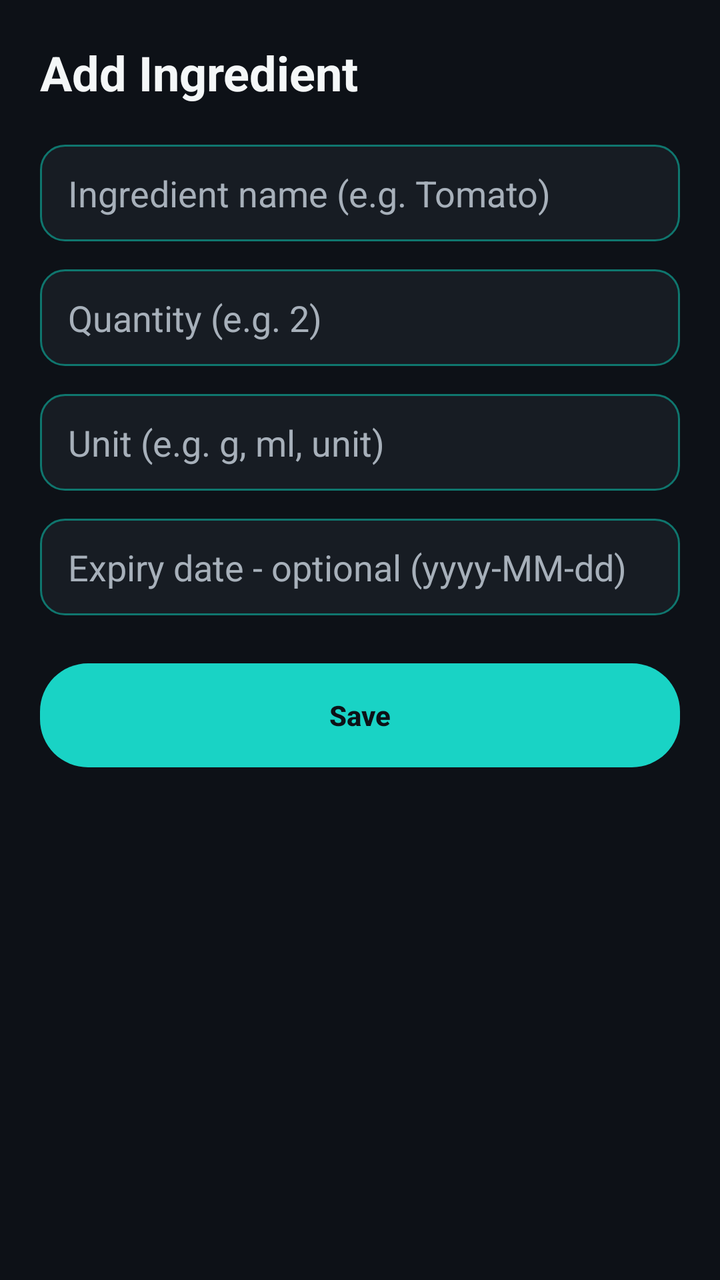
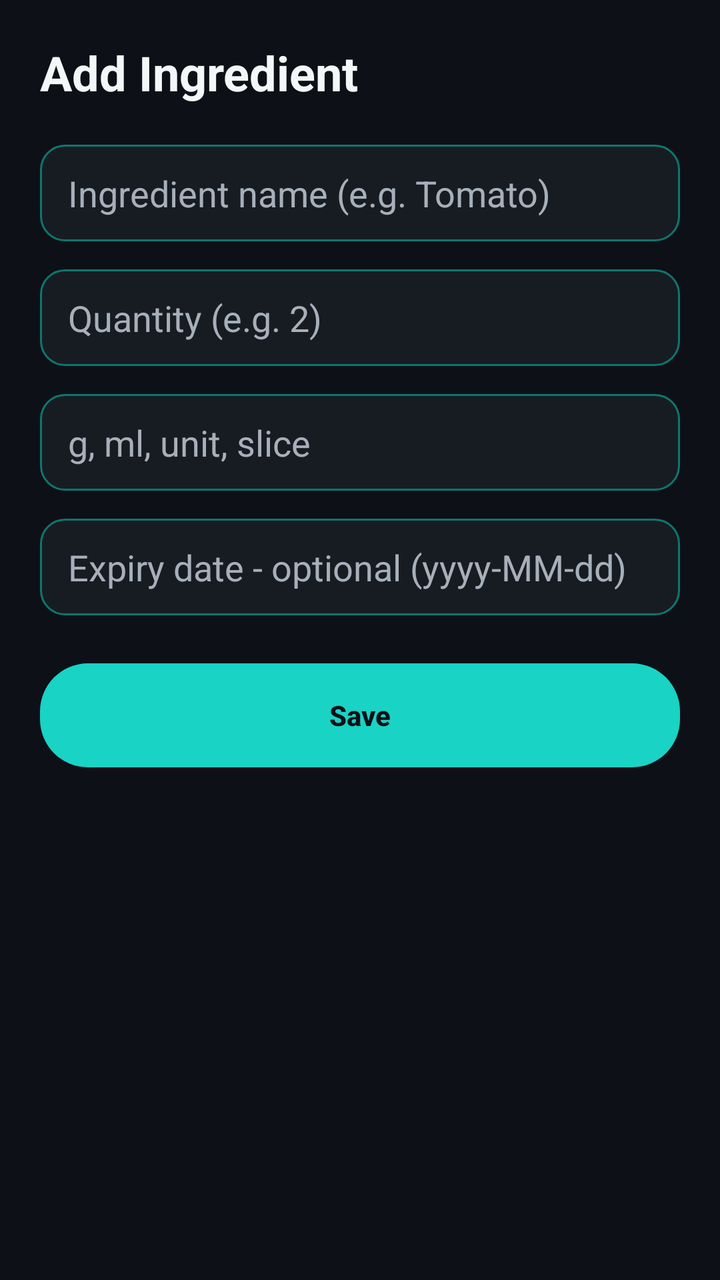

An Android layout rendered at two revisions. The XML below is the earlier revision; the diff shows what the commit changed to produce the second picture.
<!-- AndroidManifest.xml: application theme Theme.SmartPantryManager -->
<!-- res/layout/activity_add_edit_ingredient.xml -->
<?xml version="1.0" encoding="utf-8"?>
<LinearLayout xmlns:android="http://schemas.android.com/apk/res/android"
    android:layout_width="match_parent"
    android:layout_height="match_parent"
    android:orientation="vertical"
    android:background="@color/background"
    android:padding="20dp">

    <TextView
        android:id="@+id/textFormTitle"
        android:layout_width="wrap_content"
        android:layout_height="wrap_content"
        android:text="Add Ingredient"
        android:textColor="@color/text_main"
        android:textSize="24sp"
        android:textStyle="bold"
        android:layout_marginBottom="20dp" />

    <EditText
        android:id="@+id/editName"
        android:layout_width="match_parent"
        android:layout_height="wrap_content"
        android:hint="Ingredient name (e.g. Tomato)"
        android:inputType="textCapSentences"
        android:background="@drawable/bg_input_field"
        android:textColor="@color/text_main"
        android:textColorHint="@color/text_secondary" />

    <TextView
        android:id="@+id/errorName"
        android:layout_width="wrap_content"
        android:layout_height="wrap_content"
        android:textColor="@color/error_delete"
        android:textSize="12sp"
        android:layout_marginTop="4dp"
        android:visibility="gone" />

    <EditText
        android:id="@+id/editQuantity"
        android:layout_width="match_parent"
        android:layout_height="wrap_content"
        android:hint="Quantity (e.g. 2)"
        android:inputType="numberDecimal"
        android:background="@drawable/bg_input_field"
        android:textColor="@color/text_main"
        android:textColorHint="@color/text_secondary"
        android:layout_marginTop="14dp" />

    <TextView
        android:id="@+id/errorQuantity"
        android:layout_width="wrap_content"
        android:layout_height="wrap_content"
        android:textColor="@color/error_delete"
        android:textSize="12sp"
        android:layout_marginTop="4dp"
        android:visibility="gone" />

    <EditText
        android:id="@+id/editUnit"
        android:layout_width="match_parent"
        android:layout_height="wrap_content"
        android:hint="Unit (e.g. g, ml, unit)"
        android:inputType="text"
        android:background="@drawable/bg_input_field"
        android:textColor="@color/text_main"
        android:textColorHint="@color/text_secondary"
        android:layout_marginTop="14dp" />

    <EditText
        android:id="@+id/editExpiry"
        android:layout_width="match_parent"
        android:layout_height="wrap_content"
        android:hint="Expiry date - optional (yyyy-MM-dd)"
        android:inputType="date"
        android:background="@drawable/bg_input_field"
        android:textColor="@color/text_main"
        android:textColorHint="@color/text_secondary"
        android:layout_marginTop="14dp" />

    <TextView
        android:id="@+id/errorExpiry"
        android:layout_width="wrap_content"
        android:layout_height="wrap_content"
        android:textColor="@color/error_delete"
        android:textSize="12sp"
        android:layout_marginTop="4dp"
        android:visibility="gone" />

    <Button
        android:id="@+id/buttonSave"
        android:layout_width="match_parent"
        android:layout_height="52dp"
        android:text="Save"
        android:textColor="@color/background"
        android:textStyle="bold"
        android:background="@drawable/bg_button_primary"
        android:layout_marginTop="24dp" />

</LinearLayout>
<!-- resources referenced by this layout -->
<resources>
  <color name="background">#0D1117</color>
  <color name="error_delete">#FF5C5C</color>
  <color name="text_main">#F4F7F8</color>
  <color name="text_secondary">#A7B0BA</color>
  <!-- drawable bg_button_primary (drawable) -->
  <?xml version="1.0" encoding="utf-8"?>
  <shape xmlns:android="http://schemas.android.com/apk/res/android">
      <solid android:color="@color/primary_aqua" />
      <corners android:radius="24dp" />
  </shape>
  <!-- drawable bg_input_field (drawable) -->
  <?xml version="1.0" encoding="utf-8"?>
  <shape xmlns:android="http://schemas.android.com/apk/res/android">
      <solid android:color="@color/card_bg" />
      <corners android:radius="12dp" />
      <stroke android:width="1dp" android:color="@color/dark_aqua" />
      <padding android:left="14dp" android:top="12dp" android:right="14dp" android:bottom="12dp" />
  </shape>
  <style name="Theme.SmartPantryManager" parent="Base.Theme.SmartPantryManager" />
  <color name="primary_aqua">#19D3C5</color>
  <color name="card_bg">#171C23</color>
  <color name="dark_aqua">#0F766E</color>
  <style name="Base.Theme.SmartPantryManager" parent="Theme.Material3.DayNight.NoActionBar">
          <item name="android:windowBackground">@color/background</item>
          <item name="colorPrimary">@color/primary_aqua</item>
          <item name="colorOnPrimary">@color/background</item>
          <item name="android:textColorPrimary">@color/text_main</item>
          <item name="android:textColorSecondary">@color/text_secondary</item>
      </style>
</resources>

<!-- the commit's change to res/layout/activity_add_edit_ingredient.xml (unified diff, before → after) -->
@@ -59,7 +59,7 @@
         android:id="@+id/editUnit"
         android:layout_width="match_parent"
         android:layout_height="wrap_content"
-        android:hint="Unit (e.g. g, ml, unit)"
+        android:hint="g, ml, unit, slice"
         android:inputType="text"
         android:background="@drawable/bg_input_field"
         android:textColor="@color/text_main"
@@ -71,7 +71,7 @@
         android:layout_width="match_parent"
         android:layout_height="wrap_content"
         android:hint="Expiry date - optional (yyyy-MM-dd)"
-        android:inputType="date"
+        android:inputType="text"
         android:background="@drawable/bg_input_field"
         android:textColor="@color/text_main"
         android:textColorHint="@color/text_secondary"
